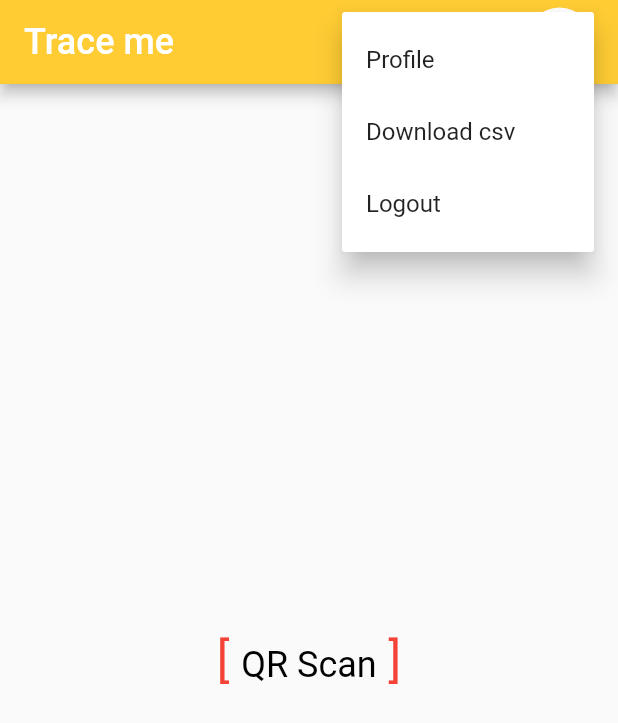
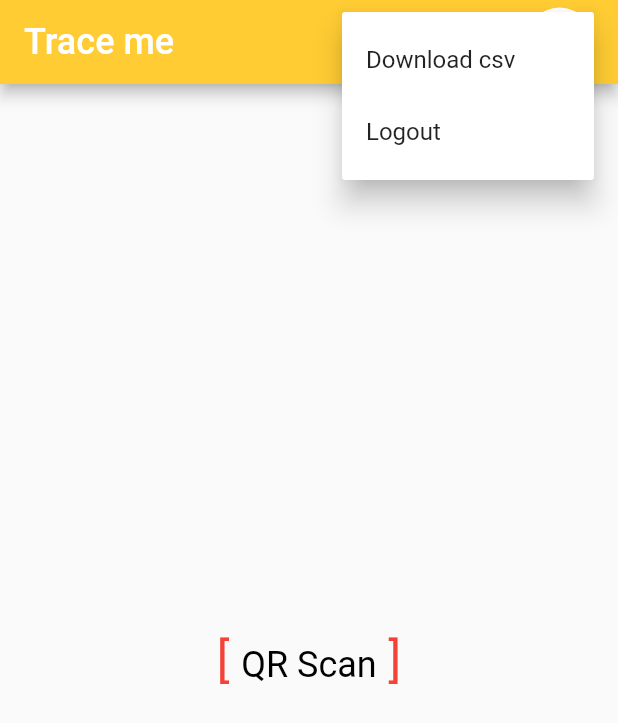
Before and after one commit to herndev/Trace-me, a Flutter app: the Home screen opened by its route, after a tap on the "person" icon, on a phone screen of 412 x 824 dp. Shown: the top 723 px of the screen. Run offline on Flutter 3.47's test engine with Material 2 defaults, Android fonts, the light colour scheme and no system bars.

Commit message:
UI update

```diff
--- a/lib/component/appbar.dart
+++ b/lib/component/appbar.dart
@@ -1,11 +1,11 @@
 import 'package:flutter/material.dart';
 
-Widget mainAppBar({@required itemBuilder, @required onSelected}) {
+Widget mainAppBar({@required context, goto: "/home", @required itemBuilder, @required onSelected}) {
   return AppBar(
       automaticallyImplyLeading: false,
       backgroundColor: Color.fromRGBO(255, 204, 51, 1),
       title: Row(children: [
-        Text("Trace me", style: TextStyle(fontSize: 24, color: Colors.white)),
+        GestureDetector(onTap: (){ if(goto != "none") Navigator.pushNamed(context, goto);}, child: Text("Trace me", style: TextStyle(fontSize: 24, color: Colors.white))),
         Spacer(),
         PopupMenuButton(
           child: CircleAvatar(
@@ -22,13 +22,13 @@ Widget mainAppBar({@required itemBuilder, @required onSelected}) {
       ]));
 }
 
-Widget normalAppBar() {
+Widget normalAppBar({@required context, goto: "/home", }) {
   return AppBar(
     iconTheme: IconThemeData(
       color: Colors.white, //change your color here
     ),
     backgroundColor: Color.fromRGBO(255, 204, 51, 1),
     title:
-        Text("Trace me", style: TextStyle(fontSize: 24, color: Colors.white)),
+        GestureDetector(onTap: (){Navigator.pushNamed(context, goto);}, child: Text("Trace me", style: TextStyle(fontSize: 24, color: Colors.white))),
   );
 }
--- a/lib/main.dart
+++ b/lib/main.dart
@@ -18,6 +18,7 @@ void main() {
         routes: {
           "/login": (context) => Login(),
           "/status": (context) => UpdateStatus(),
+          "/history": (context) => HistoryStatus(),
           "/home": (context) => Home(),
           "/profile": (context) => Profile(),
         },
--- /dev/null
+++ b/lib/model/history.dart
@@ -0,0 +1,6 @@
+class History{
+  final company;
+  final date;
+  final time;
+  History({this.company, this.date, this.time});
+}
--- a/lib/page/auth.dart
+++ b/lib/page/auth.dart
@@ -85,7 +85,7 @@ class _LoginState extends State<Login> {
                     // Begin Authenticate
                     // End Authenticate
 
-                    user.setType("employee");
+                    user.setType("customer");
                     Navigator.pushNamed(context, "/home");
                   }
                 }),
--- a/lib/page/home.dart
+++ b/lib/page/home.dart
@@ -18,8 +18,13 @@ class _HomeState extends State<Home> {
     return SafeArea(
       child: Scaffold(
         appBar: mainAppBar(
+            context: context,
+            goto: "none",
             itemBuilder: (context) => [
+                  if (userType.type == "customer")
                   PopupMenuItem(value: 1, child: Text("Profile")),
+                  if (userType.type == "customer")
+                  PopupMenuItem(value: 4, child: Text("History")),
                   if (userType.type != "customer")
                     PopupMenuItem(value: 2, child: Text("Download csv")),
                   PopupMenuItem(value: 3, child: Text("Logout")),
@@ -27,6 +32,10 @@ class _HomeState extends State<Home> {
             onSelected: (p) {
               if (p == 1) {
                 Navigator.pushNamed(context, "/profile");
+              }if (p == 3){
+                Navigator.pushNamed(context, "/login");
+              }if (p == 4){
+                Navigator.pushNamed(context, "/history");
               }
             }),
         body: Container(
@@ -34,15 +43,16 @@ class _HomeState extends State<Home> {
             // Camera
             Expanded(
               child: Center(
-                  child: TextButton(
+                  child:
+                  userType.type == "customer" ?
+                  Image.asset("assets/qrcode.png")
+                  :TextButton(
                 child: RichText(
                   text: TextSpan(
                       text: "[ ",
                       children: [
                         TextSpan(
-                            text: userType.type == "customer"
-                                ? "QR Code"
-                                : "QR Scan",
+                            text: "QR Scan",
                             style:
                                 TextStyle(fontSize: 24, color: Colors.black)),
                         TextSpan(text: " ]", style: TextStyle(fontSize: 32))
@@ -59,8 +69,10 @@ class _HomeState extends State<Home> {
                 child: RaisedButton(
                   color: Color.fromRGBO(255, 204, 51, 1),
                   child: Text("Update data",
-                      style: TextStyle(fontSize: 24, color: Colors.white)),
-                  onPressed: () {},
+                    style: TextStyle(fontSize: 24, color: Colors.white)),
+                  onPressed: () {
+                    Navigator.pushNamed(context, "/status");
+                  },
                 ),
               )
           ]),
--- a/lib/page/profile.dart
+++ b/lib/page/profile.dart
@@ -12,7 +12,7 @@ class _ProfileState extends State<Profile> {
   Widget build(BuildContext context) {
     return SafeArea(
         child: Scaffold(
-      appBar: normalAppBar(),
+      appBar: normalAppBar(context: context),
       body: Padding(
         padding: const EdgeInsets.all(15),
         child: Center(
@@ -27,7 +27,7 @@ class _ProfileState extends State<Profile> {
                   backgroundColor: Colors.amber[100],
                   child: Icon(
                     Icons.person,
-                    color: Colors.grey[900],
+                    color: Colors.grey[400],
                     size: 70,
                   ),
                 ),
```
Also changed, not shown: lib/page/status.dart (+152 -30 lines), lib/service/authentication.dart (added, +43 -0 lines), assets/qrcode.png (added).
